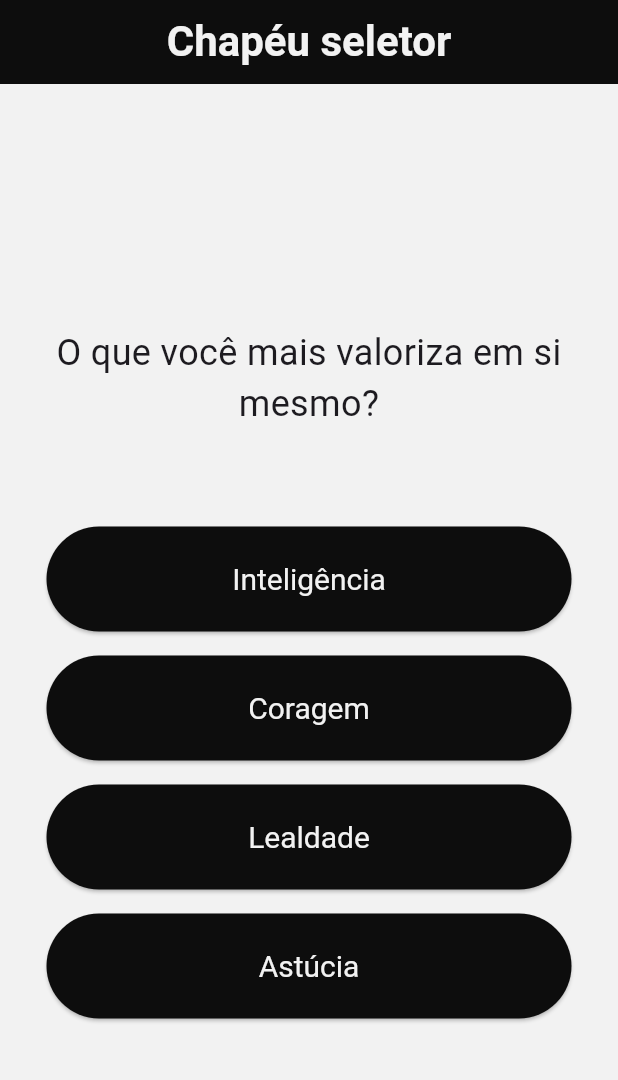
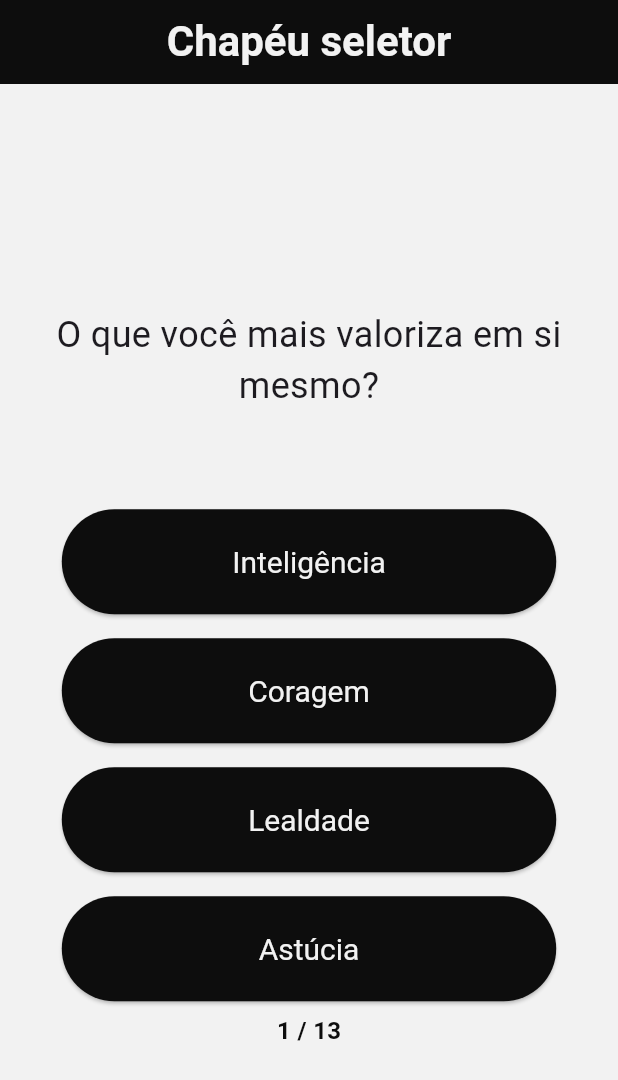
Before and after one commit to RyanS1lva/sorting-hat-app, a Flutter app: the screen it shows after launch, on a phone screen of 412 x 824 dp. Shown: the top 1080 px of the screen. Run offline on Flutter 3.47's test engine with Material 3 defaults, Android fonts, the phone set to English and light mode, and no system bars.

Commit message:
add question count

```diff
--- a/lib/main.dart
+++ b/lib/main.dart
@@ -105,6 +105,14 @@ class _QuizAppState extends State<QuizApp> {
                         questionSelected: questionSelected,
                         questions: questions,
                       ),
+                      Text(
+                        '${questionSelected + 1} / ${questions.length}',
+                        style: const TextStyle(
+                          fontSize: 16,
+                          fontWeight: FontWeight.bold,
+                          color: AppColors.primaryColor,
+                        ),
+                      )
                     ],
                   ),
                 ),
--- a/lib/options.dart
+++ b/lib/options.dart
@@ -24,7 +24,7 @@ final class Options extends StatelessWidget {
             (o) => Padding(
               padding: const EdgeInsets.all(8.0),
               child: SizedBox(
-                width: 350,
+                width: MediaQuery.of(context).size.width * 0.8,
                 height: 70,
                 child: ElevatedButton(
                   onPressed: () => onRespond(o['house'] as String),
```
